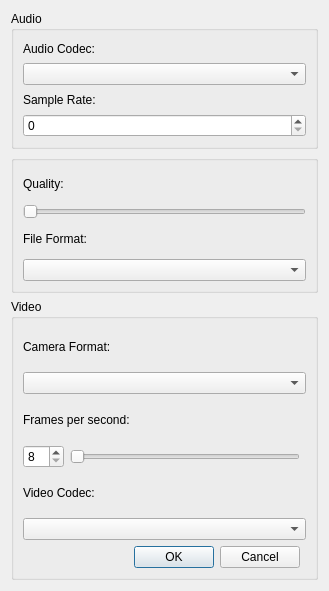
Above: examples/multimedia/camera/videosettings_mobile.ui from qtproject/pyside-pyside-setup before the change. Below: the same form after it.
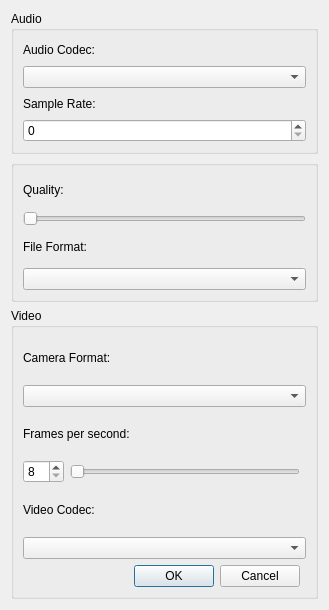
That is the form after the change.

```diff
--- a/examples/multimedia/camera/videosettings_mobile.ui
+++ b/examples/multimedia/camera/videosettings_mobile.ui
@@ -7,7 +7,7 @@
     <x>0</x>
     <y>0</y>
     <width>329</width>
-    <height>591</height>
+    <height>610</height>
    </rect>
   </property>
   <property name="windowTitle">
```
Left out of the diff: 8 changed lines with no effect on the pictures.
